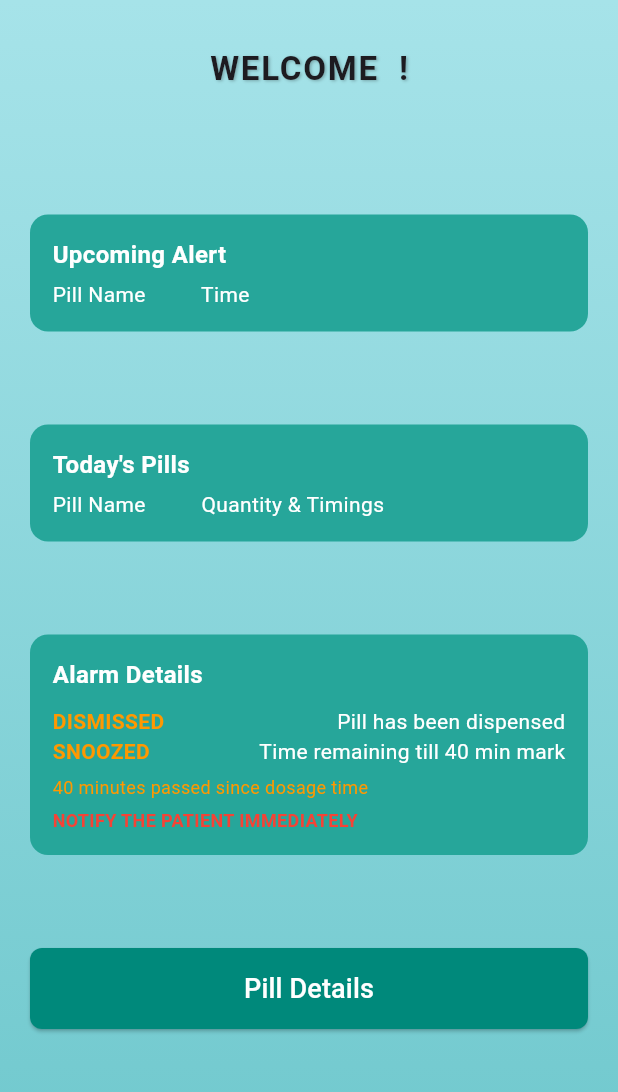
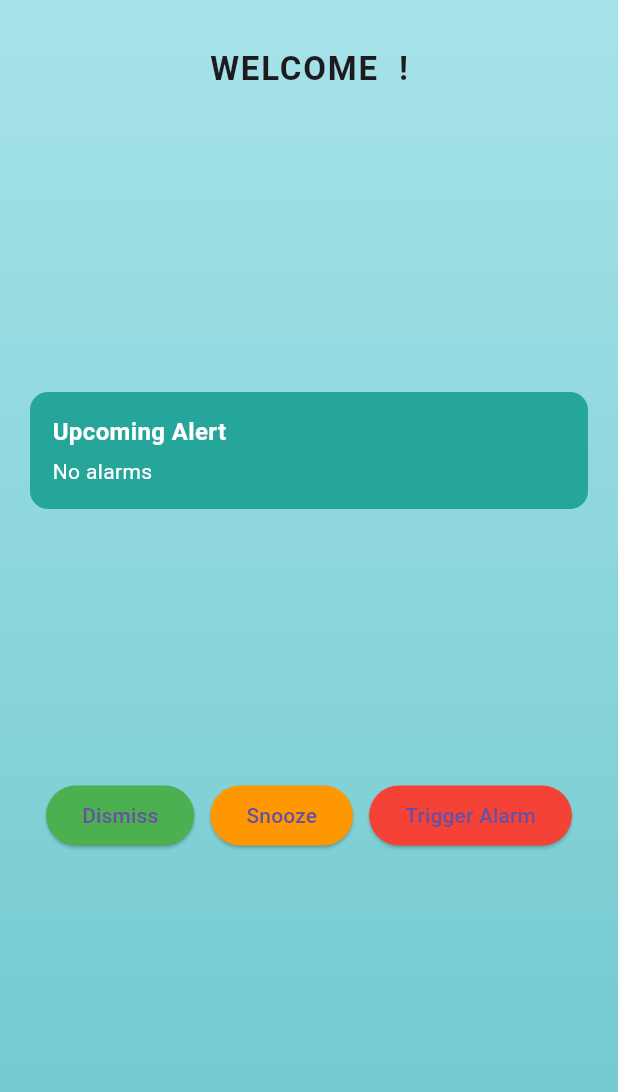
Before and after one commit to SohamGurav10/EYIC-2024-25, a Flutter app: the HomeScreen screen opened by its route, on a phone screen of 412 x 824 dp, the part 84-1176 px from its top. Run offline on Flutter 3.47's test engine with Material 3 defaults, Android fonts, the phone set to English and light mode, and no system bars; our stand-ins replace cloud_firestore, firebase_auth, firebase_core, firebase_messaging, flutter_local_notifications, google_sign_in; accounts and stored records are empty.

Commit message:
just a few negligible changes

```diff
--- a/lib/pages/home_page.dart
+++ b/lib/pages/home_page.dart
@@ -1,8 +1,12 @@
 import 'package:flutter/material.dart';
 import 'package:cloud_firestore/cloud_firestore.dart';
 import 'package:firebase_auth/firebase_auth.dart';
+import 'package:flutter_local_notifications/flutter_local_notifications.dart';
 import 'profile_sidebar.dart';
-// import 'package:medicine_dispenser/pages/additional_settings_page.dart';
+import 'alarm_screen.dart';
+
+final FlutterLocalNotificationsPlugin flutterLocalNotificationsPlugin =
+    FlutterLocalNotificationsPlugin();
 
 class HomeScreen extends StatefulWidget {
   const HomeScreen({super.key});
@@ -13,11 +17,14 @@ class HomeScreen extends StatefulWidget {
 
 class _HomeScreenState extends State<HomeScreen> {
   String fullName = "User"; // Default name
+  List<Map<String, dynamic>> pillSchedules = [];
+  String alarmStatus = "No alarms";
 
   @override
   void initState() {
     super.initState();
     fetchUserName();
+    fetchPillSchedules();
   }
 
   Future<void> fetchUserName() async {
@@ -34,6 +41,58 @@ class _HomeScreenState extends State<HomeScreen> {
     } catch (e) {
       print("Error fetching user data: $e");
     }
+  }
+
+  Future<void> fetchPillSchedules() async {
+    try {
+      User? user = FirebaseAuth.instance.currentUser;
+      if (user != null) {
+        var schedules = await FirebaseFirestore.instance
+            .collection('users')
+            .doc(user.uid)
+            .collection('pill_schedules')
+            .get();
+
+        setState(() {
+          pillSchedules = schedules.docs.map((doc) => doc.data()).toList();
+        });
+      }
+    } catch (e) {
+      print("Error fetching pill schedules: $e");
+    }
+  }
+
+  void _triggerAlarm() {
+    setState(() {
+      alarmStatus = "Upcoming Alarm! Take your medicine";
+    });
+    flutterLocalNotificationsPlugin.show(
+      0,
+      "Pill Reminder",
+      "It's time to take your medicine!",
+      const NotificationDetails(
+        android: AndroidNotificationDetails(
+          'alarm_channel',
+          'Medicine Alarm',
+          channelDescription: 'Reminder for medicine intake',
+          importance: Importance.max,
+          priority: Priority.high,
+          fullScreenIntent: true,
+        ),
+      ),
+    );
+  }
+
+  void _dismissAlarm() {
+    setState(() {
+      alarmStatus = "Alarm dismissed. Pill dispensed.";
+    });
+  }
+
+  void _snoozeAlarm() {
+    setState(() {
+      alarmStatus = "Snoozed for 10 minutes.";
+    });
   }
 
   @override
@@ -82,13 +141,6 @@ class _HomeScreenState extends State<HomeScreen> {
                   fontSize: 22,
                   fontWeight: FontWeight.bold,
                   letterSpacing: 1.2,
-                  shadows: [
-                    Shadow(
-                      color: Colors.black26,
-                      blurRadius: 2,
-                      offset: Offset(1, 1),
-                    ),
-                  ],
                 ),
               ),
               const SizedBox(height: 20),
@@ -104,10 +156,8 @@ class _HomeScreenState extends State<HomeScreen> {
     return Column(
       mainAxisAlignment: MainAxisAlignment.spaceEvenly,
       children: [
-        _buildInfoBox("Upcoming Alert", "Pill Name          Time"),
-        _buildInfoBox("Today's Pills", "Pill Name          Quantity & Timings"),
-        _buildAlarmDetailsBox(),
-        _buildPillDetailsButton(),
+        _buildInfoBox("Upcoming Alert", alarmStatus),
+        _buildAlarmControls(),
       ],
     );
   }
@@ -144,80 +194,26 @@ class _HomeScreenState extends State<HomeScreen> {
     );
   }
 
-  Widget _buildAlarmDetailsBox() {
-    return Container(
-      width: double.infinity,
-      padding: const EdgeInsets.all(15),
-      decoration: BoxDecoration(
-        color: Colors.teal.shade400,
-        borderRadius: BorderRadius.circular(12),
-      ),
-      child: Column(
-        crossAxisAlignment: CrossAxisAlignment.start,
-        children: [
-          const Text(
-            "Alarm Details",
-            style: TextStyle(
-              fontSize: 16,
-              fontWeight: FontWeight.bold,
-              color: Colors.white,
-            ),
-          ),
-          Column(
-            children: [
-              const SizedBox(height: 10),
-              _buildAlarmRow("DISMISSED", "Pill has been dispensed", Colors.orange),
-              _buildAlarmRow("SNOOZED", "Time remaining till 40 min mark", Colors.orange),
-            ],
-          ),
-          const SizedBox(height: 5),
-          const Text(
-            "40 minutes passed since dosage time",
-            style: TextStyle(fontSize: 12, color: Colors.orange),
-          ),
-          const SizedBox(height: 5),
-          const Text(
-            "NOTIFY THE PATIENT IMMEDIATELY",
-            style: TextStyle(fontSize: 12, fontWeight: FontWeight.bold, color: Colors.red),
-          ),
-        ],
-      ),
-    );
-  }
-
-  Widget _buildAlarmRow(String title, String description, Color color) {
+  Widget _buildAlarmControls() {
     return Row(
-      mainAxisAlignment: MainAxisAlignment.spaceBetween,
+      mainAxisAlignment: MainAxisAlignment.spaceEvenly,
       children: [
-        Text(
-          title,
-          style: TextStyle(fontSize: 14, fontWeight: FontWeight.bold, color: color),
+        ElevatedButton(
+          onPressed: _dismissAlarm,
+          style: ElevatedButton.styleFrom(backgroundColor: Colors.green),
+          child: const Text("Dismiss"),
         ),
-        Expanded(
-          child: Text(
-            description,
-            style: const TextStyle(fontSize: 14, color: Colors.white),
-            textAlign: TextAlign.right,
-          ),
+        ElevatedButton(
+          onPressed: _snoozeAlarm,
+          style: ElevatedButton.styleFrom(backgroundColor: Colors.orange),
+          child: const Text("Snooze"),
+        ),
+        ElevatedButton(
+          onPressed: _triggerAlarm,
+          style: ElevatedButton.styleFrom(backgroundColor: Colors.red),
+          child: const Text("Trigger Alarm"),
         ),
       ],
     );
   }
-
-  Widget _buildPillDetailsButton() {
-    return SizedBox(
-      width: double.infinity,
-      child: ElevatedButton(
-        style: ElevatedButton.styleFrom(
-          backgroundColor: Colors.teal.shade600,
-          padding: const EdgeInsets.symmetric(vertical: 14),
-          shape: RoundedRectangleBorder(borderRadius: BorderRadius.circular(8)),
-        ),
-        onPressed: () {
-          Navigator.pushNamed(context, '/pill_details');
-        },
-        child: const Text("Pill Details", style: TextStyle(fontSize: 18, color: Colors.white)),
-      ),
-    );
-  }
 }
```
Also changed, not shown: lib/main.dart (+84 -23 lines), lib/services/http_service.dart (line endings or trailing spaces).
